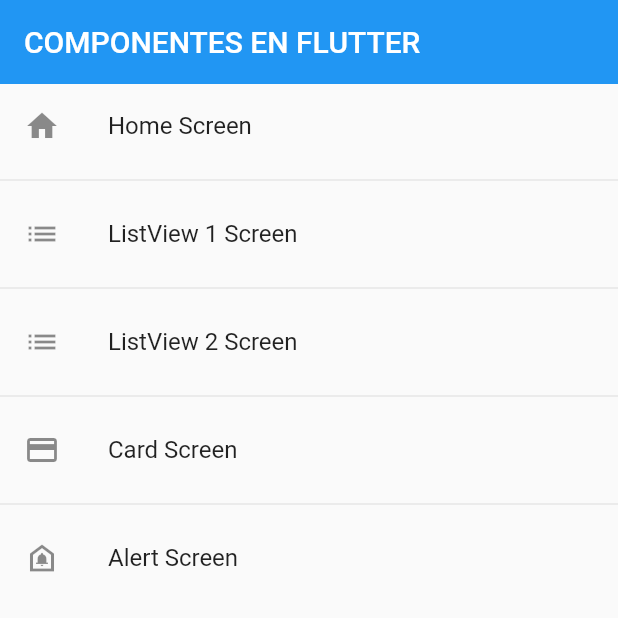
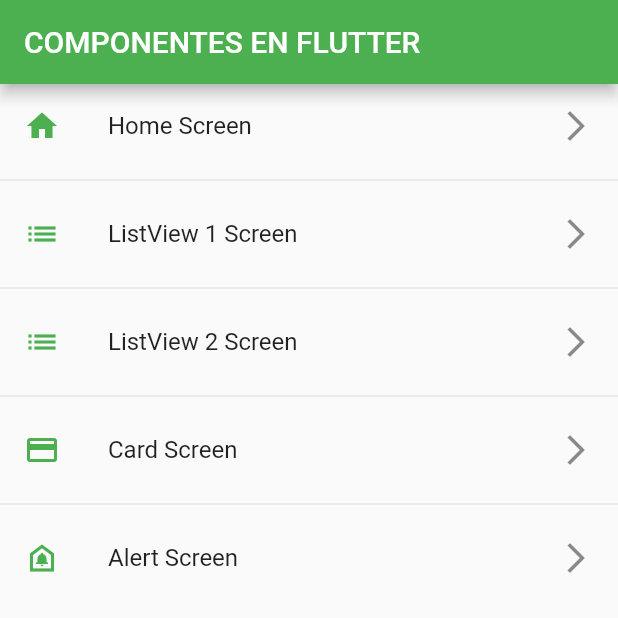
Before and after one commit to juanfranciscocis/FLUTTER-COMPONENTS, a Flutter app: the screen it shows after launch, on a phone screen of 412 x 824 dp, the top half of it. Run offline on Flutter 3.47's test engine with Material 2 defaults, Android fonts, the light colour scheme and no system bars.

Commit message:
APP THEME

```diff
--- a/lib/main.dart
+++ b/lib/main.dart
@@ -1,4 +1,5 @@
 import 'package:fl_components_new/router/app_routes.dart';
+import 'package:fl_components_new/theme/app_theme.dart';
 import 'package:flutter/material.dart';
 
 void main(){
@@ -10,14 +11,16 @@
   const MyApp({Key? key}) : super(key: key);
 
 
+
   @override
   Widget build(BuildContext context) {
     return  MaterialApp(
-      debugShowCheckedModeBanner: false,
-      title: 'Material App',
-      initialRoute: AppRoutes.initialRoute,
+      debugShowCheckedModeBanner: false, //HIDE DEBUG BANNER
+      title: 'Material App', //TITLE OF THE APP
+      initialRoute: AppRoutes.initialRoute, //INITIAL ROUTE
       routes:AppRoutes.getAppRoutes(), //ROUTES
       onGenerateRoute: AppRoutes.onGenerateRoute, //ON GENERATE ROUTE IS THE WAY TO NAVIGATE BETWEEN SCREENS!!!
+      theme: AppTheme.lightTheme,
     );
   }
 
--- a/lib/models/menu_option.dart
+++ b/lib/models/menu_option.dart
@@ -1,17 +1,20 @@
 import 'package:flutter/cupertino.dart' show IconData, Widget;
+import 'package:flutter/material.dart';
 
 class MenuOption{
   final String route;
   final IconData icon;
   final String name;
   final Widget screen;
+  final IconData trailing = Icons.arrow_forward_ios_outlined;
 
   MenuOption(
       {required this.route,
         required this.icon,
         required this.name,
-        required this.screen}
-      );
+        required this.screen
+      });
+
 
 
 
--- a/lib/models/models.dart
+++ b/lib/models/models.dart
@@ -1,2 +1 @@
-
 export 'package:fl_components_new/models/menu_option.dart';
--- a/lib/screens/home_screen.dart
+++ b/lib/screens/home_screen.dart
@@ -1,6 +1,7 @@
 import 'package:fl_components_new/router/app_routes.dart';
 import 'package:flutter/material.dart';
 
+import '../theme/app_theme.dart';
 import 'listview1_screen.dart';
 
 
@@ -15,23 +16,24 @@
 
       appBar: AppBar(
         title: const Text('COMPONENTES EN FLUTTER'),
-        elevation: 0.0,
       ),
 
       body: ListView.separated(
           itemBuilder: (context, index){
             return ListTile(
               title: Text(AppRoutes.menuOptions[index].name),
-              leading: Icon(AppRoutes.menuOptions[index].icon),
+              leading: Icon(AppRoutes.menuOptions[index].icon, color: AppTheme.primary,),
               onTap: (){
                 Navigator.pushNamed(context, AppRoutes.menuOptions[index].route); //NAVIGATE TO THE SCREEN
               },
+              trailing:Icon(AppRoutes.menuOptions[index].trailing),
             );
           },
           separatorBuilder: (context, index){
             return const Divider();
           },
           itemCount: AppRoutes.menuOptions.length
+
       )
     );
   }
--- a/lib/screens/listview2_screen.dart
+++ b/lib/screens/listview2_screen.dart
@@ -11,14 +11,12 @@
     return  Scaffold(
       appBar: AppBar( //CANT BE CONST, BECAUSE OF THE CHILD WIDGETS!!!
         title: const Text('ListView Tipo 2'),
-        elevation: 0.0,
-        backgroundColor: Colors.deepOrangeAccent,
       ),
       body: ListView.separated( //SEPARATED IS THE METHOD TO CREATE A LIST VIEW WITH SEPARATED ITEMS!!!,BUILDER IS THE METHOD TO CREATE THE LIST TILES WITHOUT SEPARATOR!!!
         itemBuilder: (context, index){ //WHERE YOU SHOW EVERYTHING!!!
           return ListTile(
             title: Text(options[index]), //MAPS THE OPTIONS ARRAY TO THE LIST TILES!!!
-            trailing: const Icon(Icons.arrow_forward_ios_outlined, color: Colors.deepOrangeAccent,), //THE ICONS ARE THE ARROWS!!!
+            trailing: const Icon(Icons.arrow_forward_ios_outlined), //THE ICONS ARE THE ARROWS!!!
             onTap:  (){
             }, //THE ONTAP IS THE ONCLICK LISTENER!!!
           );
--- /dev/null
+++ b/lib/theme/app_theme.dart
@@ -0,0 +1,35 @@
+import 'package:flutter/material.dart';
+
+class AppTheme{
+  static const Color primary = Colors.green;
+
+  static final ThemeData lightTheme = ThemeData(
+    primaryColor: primary,
+    accentColor: primary,
+    iconTheme: IconThemeData(
+      color: primary,
+    ),
+    appBarTheme: const AppBarTheme(
+      color: primary,
+    ),
+  );
+
+static final ThemeData darkTheme = ThemeData.dark().copyWith(
+    primaryColor: primary,
+    accentColor: primary,
+    iconTheme: IconThemeData(
+      color: primary,
+    ),
+    appBarTheme: const AppBarTheme(
+      color: primary,
+    ),
+  );
+
+
+
+
+
+
+
+
+}
```
